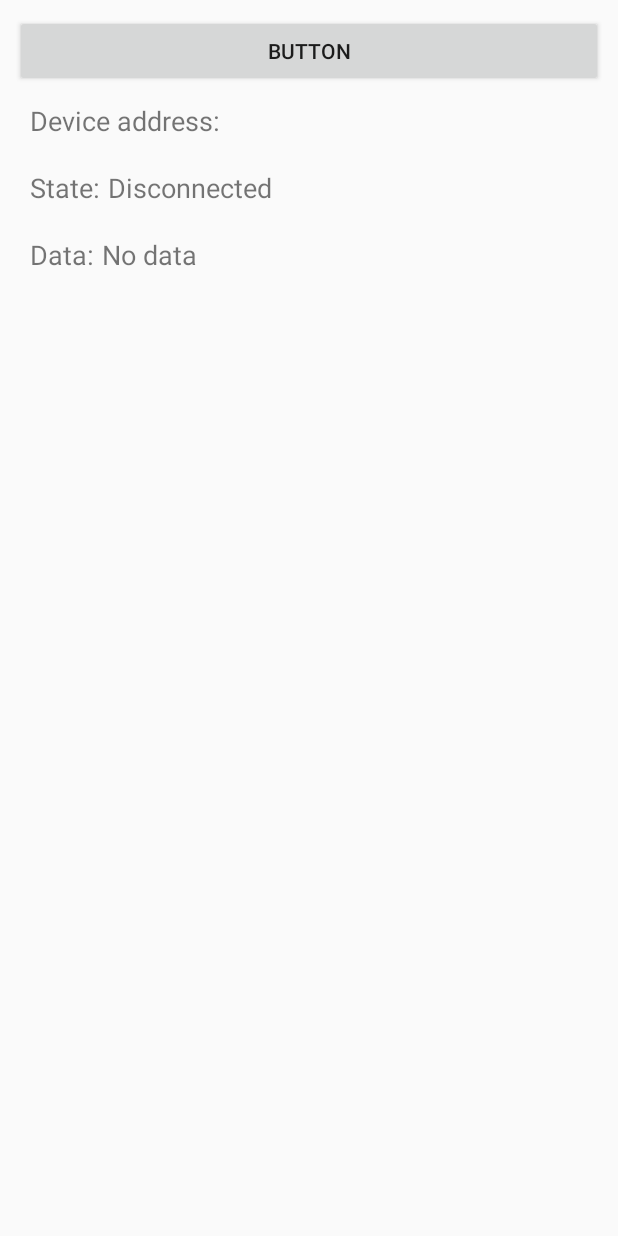
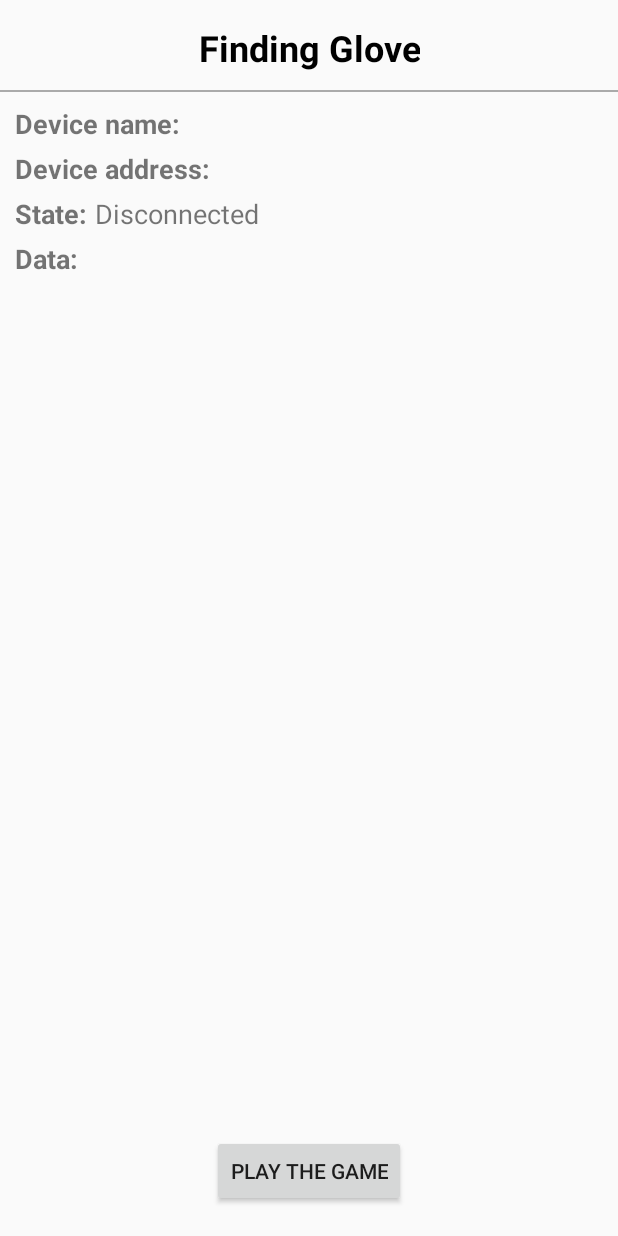
Before and after one commit to Yasamanro/TheBreakingHand, an Android app: the DeviceControlActivity screen opened directly, with no data from a screen before it, on a phone screen of 412 x 824 dp. Run offline under Robolectric (Android 15) with nearby library versions, the light colour scheme and no system bars; 3 statements that could not run were skipped.

Commit message:
Device control activity revision Reading mValues from micro

```diff
--- a/app/src/main/java/com/example/yasamanro/bhangarigame/BluetoothLeService.java
+++ b/app/src/main/java/com/example/yasamanro/bhangarigame/BluetoothLeService.java
@@ -32,6 +32,7 @@ import android.os.Binder;
 import android.os.IBinder;
 import android.util.Log;
 
+import java.util.Arrays;
 import java.util.List;
 import java.util.UUID;
 
@@ -104,6 +105,24 @@ public class BluetoothLeService extends Service {
                                          int status) {
             if (status == BluetoothGatt.GATT_SUCCESS) {
                 broadcastUpdate(ACTION_DATA_AVAILABLE, characteristic);
+
+                Log.d("JAN CHARACTERISTIC SERVICE", characteristic.getService().toString());
+
+                Log.d("JAN CHARACTERISTIC PROPERTIES", "" + characteristic.getProperties());
+
+                Log.d("JAN CHARACTERISTIC PERMISSIONS", "" + characteristic.getPermissions());
+
+                byte[] dataInput = characteristic.getValue();
+                String s1 = Arrays.toString(dataInput);
+                Log.d("READ CHARACTERSITCI YASAMAN JAN VALUE", s1);
+
+                byte[] dataOutput = {10,10,5,5};
+                characteristic.setValue(dataOutput);
+                String s2 = Arrays.toString(dataOutput);
+                Log.d("WRITTEN CHARACTERSITCI YASAMAN JAN VALUE", s2);
+
+                broadcastUpdate(ACTION_DATA_AVAILABLE, characteristic);
+
             }
         }
 
--- a/app/src/main/java/com/example/yasamanro/bhangarigame/DeviceControlActivity.java
+++ b/app/src/main/java/com/example/yasamanro/bhangarigame/DeviceControlActivity.java
@@ -16,7 +16,6 @@
 
 package com.example.yasamanro.bhangarigame;
 
-import android.app.Activity;
 import android.bluetooth.BluetoothGattCharacteristic;
 import android.bluetooth.BluetoothGattService;
 import android.content.BroadcastReceiver;
@@ -28,16 +27,16 @@ import android.content.ServiceConnection;
 import android.os.Bundle;
 import android.os.IBinder;
 import android.util.Log;
-import android.view.Menu;
-import android.view.MenuItem;
 import android.view.View;
 import android.widget.Button;
 import android.widget.ExpandableListView;
 import android.widget.SimpleExpandableListAdapter;
 import android.widget.TextView;
 import android.support.v7.app.AppCompatActivity;
+import android.widget.Toast;
 
 import java.util.ArrayList;
+import java.util.Arrays;
 import java.util.HashMap;
 import java.util.List;
 
@@ -138,6 +137,17 @@ public class DeviceControlActivity extends AppCompatActivity {
                             mNotifyCharacteristic = null;
                         }
                         mBluetoothLeService.readCharacteristic(characteristic);
+
+
+                        characteristic.getPermissions();
+
+                        byte[] dataInput = characteristic.getValue();
+                        String s1 = Arrays.toString(dataInput);
+                        Log.d("READ CHARACTERSITCI YASAMAN JAN", s1);
+
+
+
+
                     }
                     if ((charaProp | BluetoothGattCharacteristic.PROPERTY_NOTIFY) > 0) {
                         mNotifyCharacteristic = characteristic;
@@ -158,30 +168,36 @@ public class DeviceControlActivity extends AppCompatActivity {
     @Override
     public void onCreate(Bundle savedInstanceState) {
         super.onCreate(savedInstanceState);
-        setContentView(R.layout.gatt_services_characteristics);
+        setContentView(R.layout.activity_device_control);
 
         final Intent intent = getIntent();
         mDeviceName = intent.getStringExtra(EXTRAS_DEVICE_NAME);
         mDeviceAddress = intent.getStringExtra(EXTRAS_DEVICE_ADDRESS);
 
         // Sets up UI references.
+        ((TextView) findViewById(R.id.device_name)).setText(mDeviceName);
         ((TextView) findViewById(R.id.device_address)).setText(mDeviceAddress);
+        ((TextView) findViewById(R.id.connection_state)).setText(R.string.disconnected);
         mGattServicesList = (ExpandableListView) findViewById(R.id.gatt_services_list);
         mGattServicesList.setOnChildClickListener(servicesListClickListner);
         mConnectionState = (TextView) findViewById(R.id.connection_state);
         mDataField = (TextView) findViewById(R.id.data_value);
 
-//        getSupportActionBar().setTitle(mDeviceName);
-//        getSupportActionBar().setDisplayHomeAsUpEnabled(true);
         Intent gattServiceIntent = new Intent(this, BluetoothLeService.class);
         bindService(gattServiceIntent, mServiceConnection, BIND_AUTO_CREATE);
 
-        Button connect = findViewById(R.id.button4);
+        Button playGame = findViewById(R.id.playGameButton);
 
-        connect.setOnClickListener(new View.OnClickListener(){
+        playGame.setOnClickListener(new View.OnClickListener(){
             @Override
             public void onClick(View v) {
-                mBluetoothLeService.connect(mDeviceAddress);
+                if (mConnectionState.getText().equals("Connected")) {
+                    Intent intent = new Intent(DeviceControlActivity.this, GameActivity.class);
+                    startActivity(intent);
+                }
+                else {
+                    Toast.makeText(DeviceControlActivity.this, "The device must be connected before starting the game!", Toast.LENGTH_SHORT).show();
+                }
             }
         });
 
@@ -209,35 +225,6 @@ public class DeviceControlActivity extends AppCompatActivity {
         unbindService(mServiceConnection);
         mBluetoothLeService = null;
     }
-
-//    @Override
-//    public boolean onCreateOptionsMenu(Menu menu) {
-//        getMenuInflater().inflate(R.menu.gatt_services, menu);
-//        if (mConnected) {
-//            menu.findItem(R.id.menu_connect).setVisible(false);
-//            menu.findItem(R.id.menu_disconnect).setVisible(true);
-//        } else {
-//            menu.findItem(R.id.menu_connect).setVisible(true);
-//            menu.findItem(R.id.menu_disconnect).setVisible(false);
-//        }
-//        return true;
-//    }
-
-//    @Override
-//    public boolean onOptionsItemSelected(MenuItem item) {
-//        switch(item.getItemId()) {
-//            case R.id.menu_connect:
-//                mBluetoothLeService.connect(mDeviceAddress);
-//                return true;
-//            case R.id.menu_disconnect:
-//                mBluetoothLeService.disconnect();
-//                return true;
-//            case android.R.id.home:
-//                onBackPressed();
-//                return true;
-//        }
-//        return super.onOptionsItemSelected(item);
-//    }
 
     private void updateConnectionState(final int resourceId) {
         runOnUiThread(new Runnable() {
--- a/app/src/main/java/com/example/yasamanro/bhangarigame/ScanActivity.java
+++ b/app/src/main/java/com/example/yasamanro/bhangarigame/ScanActivity.java
@@ -155,7 +155,7 @@ public class ScanActivity extends AppCompatActivity {
                         gloveFound = true;
                         glove = device;
                         TextView deviceName = (TextView) findViewById(R.id.device_name);
-                        deviceName.setText("Smart Glovest");
+                        deviceName.setText("Smart Glove");
                         TextView deviceAddr = (TextView) findViewById(R.id.device_address);
                         deviceAddr.setText(device.getAddress());
                         TextView deviceConn = (TextView) findViewById(R.id.connection_state);
--- /dev/null
+++ b/app/src/main/res/layout/activity_device_control.xml
@@ -0,0 +1,146 @@
+<?xml version="1.0" encoding="utf-8"?>
+<LinearLayout xmlns:android="http://schemas.android.com/apk/res/android"
+    xmlns:tools="http://schemas.android.com/tools"
+    android:layout_width="match_parent"
+    android:layout_height="match_parent"
+    android:orientation="vertical"
+    android:visibility="visible">
+
+    <RelativeLayout
+        android:layout_width="match_parent"
+        android:layout_height="match_parent"
+        android:layout_weight="0.10"
+        android:orientation="horizontal">
+
+        <TextView
+            android:layout_width="wrap_content"
+            android:layout_height="wrap_content"
+            android:layout_alignParentTop="true"
+            android:layout_centerHorizontal="true"
+            android:layout_marginTop="15dp"
+            android:text="Finding Glove"
+            android:textAlignment="center"
+            android:textSize="24sp"
+            android:textStyle="bold"
+            android:textColor="@color/black"/>
+
+        <LinearLayout android:orientation="horizontal"
+            android:layout_width="match_parent"
+            android:layout_height="wrap_content"
+            android:layout_marginTop="70dp"
+            android:layout_marginLeft="10dp"
+            android:layout_marginRight="10dp"
+            android:layout_marginBottom="10dp">
+            <TextView android:layout_width="wrap_content"
+                android:layout_height="wrap_content"
+                android:text="@string/label_device_name"
+                android:textStyle="bold"
+                android:textSize="18sp"/>
+            <Space android:layout_width="5dp"
+                android:layout_height="wrap_content"/>
+            <TextView android:id="@+id/device_name"
+                android:layout_width="match_parent"
+                android:layout_height="wrap_content"
+                android:textSize="18sp"/>
+        </LinearLayout>
+
+        <LinearLayout android:orientation="horizontal"
+            android:layout_width="match_parent"
+            android:layout_height="wrap_content"
+            android:layout_marginTop="100dp"
+            android:layout_marginLeft="10dp"
+            android:layout_marginRight="10dp"
+            android:layout_marginBottom="10dp">
+            <TextView android:layout_width="wrap_content"
+                android:layout_height="wrap_content"
+                android:text="@string/label_device_address"
+                android:textStyle="bold"
+                android:textSize="18sp"/>
+            <Space android:layout_width="5dp"
+                android:layout_height="wrap_content"/>
+            <TextView android:id="@+id/device_address"
+                android:layout_width="match_parent"
+                android:layout_height="wrap_content"
+                android:textSize="18sp"/>
+        </LinearLayout>
+
+        <LinearLayout android:orientation="horizontal"
+            android:layout_width="match_parent"
+            android:layout_height="wrap_content"
+            android:layout_marginTop="130dp"
+            android:layout_marginLeft="10dp"
+            android:layout_marginRight="10dp"
+            android:layout_marginBottom="10dp">
+            <TextView android:layout_width="wrap_content"
+                android:layout_height="wrap_content"
+                android:text="@string/label_state"
+                android:textStyle="bold"
+                android:textSize="18sp"/>
+            <Space android:layout_width="5dp"
+                android:layout_height="wrap_content"/>
+            <TextView android:id="@+id/connection_state"
+                android:layout_width="match_parent"
+                android:layout_height="wrap_content"
+                android:textSize="18sp"/>
+        </LinearLayout>
+
+        <LinearLayout android:orientation="horizontal"
+            android:layout_width="match_parent"
+            android:layout_height="wrap_content"
+            android:layout_marginTop="160dp"
+            android:layout_marginLeft="10dp"
+            android:layout_marginRight="10dp"
+            android:layout_marginBottom="10dp">
+            <TextView android:layout_width="wrap_content"
+                android:layout_height="wrap_content"
+                android:text="@string/label_data"
+                android:textStyle="bold"
+                android:textSize="18sp"/>
+            <Space android:layout_width="5dp"
+                android:layout_height="wrap_content"/>
+            <TextView android:id="@+id/data_value"
+                android:layout_width="match_parent"
+                android:layout_height="wrap_content"
+                android:textSize="18sp"/>
+        </LinearLayout>
+
+        <LinearLayout
+            android:layout_width="match_parent"
+            android:layout_height="wrap_content"
+            android:layout_marginTop="190dp"
+            android:layout_marginLeft="10dp"
+            android:layout_marginRight="10dp"
+            android:layout_marginBottom="10dp">
+            <ExpandableListView
+                android:id="@+id/gatt_services_list"
+                android:layout_width="match_parent"
+                android:layout_height="wrap_content" />
+        </LinearLayout>
+
+        <View
+            android:id="@+id/divider"
+            android:layout_width="wrap_content"
+            android:layout_height="1dp"
+            android:background="@android:color/darker_gray"
+            android:layout_alignParentStart="true"
+            android:layout_alignParentTop="true"
+            android:layout_marginTop="60dp" />
+    </RelativeLayout>
+
+
+    <RelativeLayout
+        android:layout_width="match_parent"
+        android:layout_height="match_parent"
+        android:layout_weight="0.85"
+        android:orientation="horizontal">
+
+        <Button
+            android:id="@+id/playGameButton"
+            android:layout_width="wrap_content"
+            android:layout_height="wrap_content"
+            android:layout_centerHorizontal="true"
+            android:layout_centerVertical="true"
+            android:text="Play the Game" />
+    </RelativeLayout>
+
+</LinearLayout>
--- a/app/src/main/res/layout/gatt_services_characteristics.xml
+++ /dev/null
@@ -1,78 +0,0 @@
-<?xml version="1.0" encoding="utf-8"?>
-<!-- Copyright (C) 2013 The Android Open Source Project
-
-     Licensed under the Apache License, Version 2.0 (the "License");
-     you may not use this file except in compliance with the License.
-     You may obtain a copy of the License at
-
-          http://www.apache.org/licenses/LICENSE-2.0
-
-     Unless required by applicable law or agreed to in writing, software
-     distributed under the License is distributed on an "AS IS" BASIS,
-     WITHOUT WARRANTIES OR CONDITIONS OF ANY KIND, either express or implied.
-     See the License for the specific language governing permissions and
-     limitations under the License.
--->
-<LinearLayout xmlns:android="http://schemas.android.com/apk/res/android"
-        android:orientation="vertical"
-        android:layout_width="match_parent"
-        android:layout_height="wrap_content"
-        android:layout_margin="10dp">
-
-    <Button
-        android:id="@+id/button4"
-        android:layout_width="match_parent"
-        android:layout_height="wrap_content"
-        android:text="Button" />
-
-    <LinearLayout android:orientation="horizontal"
-                  android:layout_width="match_parent"
-                  android:layout_height="wrap_content"
-                  android:layout_margin="10dp">
-        <TextView android:layout_width="wrap_content"
-                  android:layout_height="wrap_content"
-                  android:text="@string/label_device_address"
-                  android:textSize="18sp"/>
-        <Space android:layout_width="5dp"
-               android:layout_height="wrap_content"/>
-        <TextView android:id="@+id/device_address"
-                android:layout_width="match_parent"
-                android:layout_height="wrap_content"
-                android:textSize="18sp"/>
-    </LinearLayout>
-    <LinearLayout android:orientation="horizontal"
-                  android:layout_width="match_parent"
-                  android:layout_height="wrap_content"
-                  android:layout_margin="10dp">
-        <TextView android:layout_width="wrap_content"
-                  android:layout_height="wrap_content"
-                  android:text="@string/label_state"
-                  android:textSize="18sp"/>
-        <Space android:layout_width="5dp"
-               android:layout_height="wrap_content"/>
-        <TextView android:id="@+id/connection_state"
-                  android:layout_width="match_parent"
-                  android:layout_height="wrap_content"
-                  android:text="@string/disconnected"
-                  android:textSize="18sp"/>
-    </LinearLayout>
-    <LinearLayout android:orientation="horizontal"
-                  android:layout_width="match_parent"
-                  android:layout_height="wrap_content"
-                  android:layout_margin="10dp">
-        <TextView android:layout_width="wrap_content"
-                  android:layout_height="wrap_content"
-                  android:text="@string/label_data"
-                  android:textSize="18sp"/>
-        <Space android:layout_width="5dp"
-               android:layout_height="wrap_content"/>
-        <TextView android:id="@+id/data_value"
-                  android:layout_width="match_parent"
-                  android:layout_height="wrap_content"
-                  android:text="@string/no_data"
-                  android:textSize="18sp"/>
-    </LinearLayout>
-    <ExpandableListView android:id="@+id/gatt_services_list"
-            android:layout_width="match_parent"
-            android:layout_height="wrap_content"/>
-</LinearLayout>
```
Lines whose indentation alone changed are shown as unchanged.
